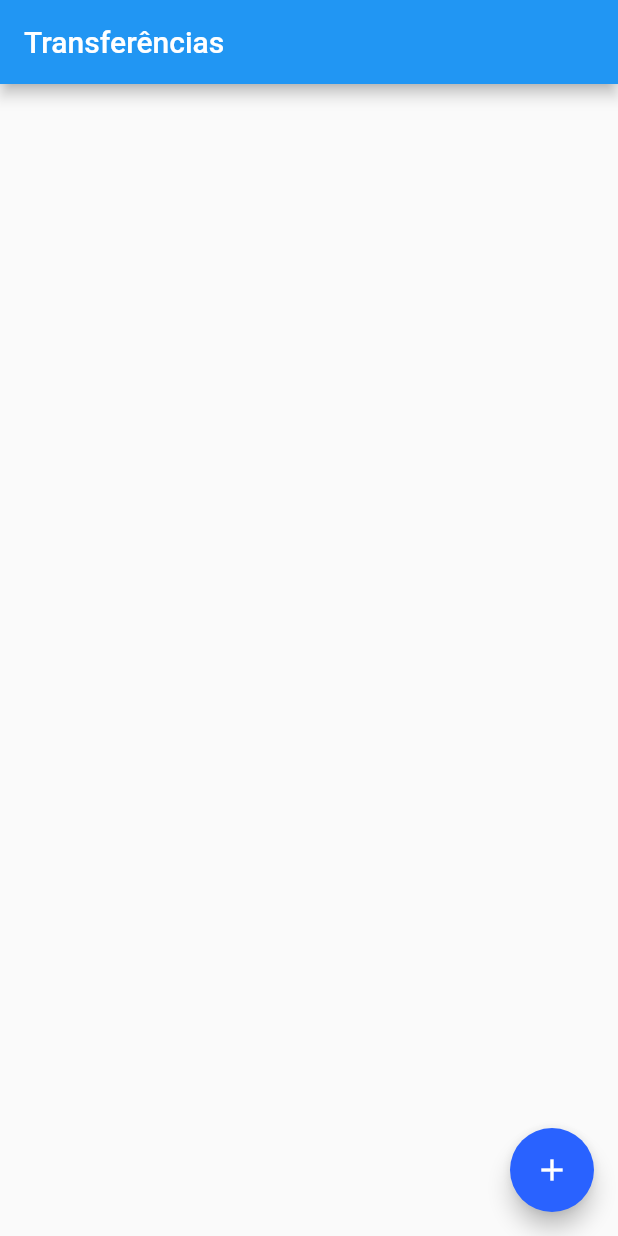
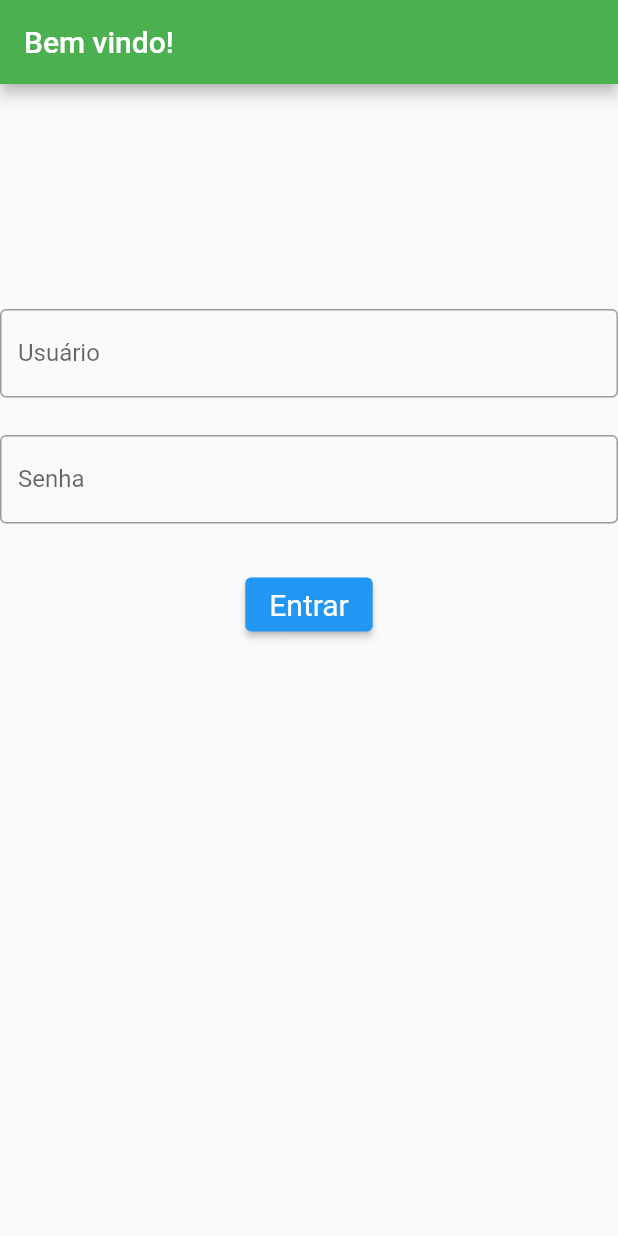
Before and after one commit to Italo-Castro/CyteBank, a Flutter app: the screen it shows after launch, on a phone screen of 412 x 824 dp. Run offline on Flutter 3.47's test engine with Material 2 defaults, Android fonts, the phone set to English and light mode, and no system bars.

Commit message:
colocando campos tela login

```diff
--- /dev/null
+++ b/lib/components/textPassWorld.dart
@@ -0,0 +1,16 @@
+import 'package:flutter/cupertino.dart';
+import 'package:flutter/material.dart';
+
+class TextPassWorld extends StatelessWidget {
+  @override
+  Widget build(BuildContext context) {
+   return TextField(
+     obscureText: true,
+     decoration: InputDecoration(
+       border: OutlineInputBorder(),
+       labelText: 'Senha',
+     ),
+   );
+  }
+
+}
--- /dev/null
+++ b/lib/components/textUser.dart
@@ -0,0 +1,16 @@
+
+import 'package:flutter/cupertino.dart';
+import 'package:flutter/material.dart';
+
+class TextUser extends StatelessWidget {
+  @override
+  Widget build(BuildContext context) {
+    return TextField(
+      obscureText: false,
+      decoration: InputDecoration(
+        border: OutlineInputBorder(),
+        labelText: 'Usuário',
+      ),
+    );
+  }
+}
--- a/lib/main.dart
+++ b/lib/main.dart
@@ -1,3 +1,4 @@
+import 'package:bytebank/screens/login.dart';
 import 'package:bytebank/screens/transferencia/lista.dart';
 import 'package:flutter/material.dart';
 
@@ -17,7 +18,7 @@ class ByteBankApp extends StatelessWidget {
           textTheme: ButtonTextTheme.primary,
         ),
       ),
-        home:  ListaTransferencia(),
+        home:  login(),
     );
   }
 }
--- /dev/null
+++ b/lib/screens/login.dart
@@ -0,0 +1,61 @@
+import 'package:bytebank/screens/transferencia/lista.dart';
+import 'package:flutter/cupertino.dart';
+import 'package:flutter/material.dart';
+import '../../components/editor.dart';
+import '../components/button_login.dart';
+import '../components/textPassWorld.dart';
+import '../components/textUser.dart';
+
+class login extends StatelessWidget {
+  final ButtonStyle style = ElevatedButton.styleFrom(textStyle: const TextStyle(fontSize: 20));
+  final TextField _textUser = TextField();
+  @override
+  Widget build(BuildContext context) {
+    return Scaffold (
+        appBar: AppBar(
+          title: Text('Bem vindo!',textAlign: TextAlign.center,),
+          backgroundColor: Colors.green,
+        ),
+      body: SingleChildScrollView(
+        child: Column (
+          children: [
+            Container(
+              height: 150,
+            ),
+            TextUser(),
+            Container(
+              height: 25,
+            ),
+            TextPassWorld(),
+            Column(
+              mainAxisSize: MainAxisSize.min,
+              children: <Widget>[
+                const SizedBox(height: 30),
+                ElevatedButton(
+                  style: style,
+                  onPressed: () =>  ListaTransferencia() /*loginVerify(context)*/,
+                  child: const Text('Entrar'),
+                ),
+              ],
+            ),
+          ],
+        ),
+      )
+
+    );
+  }
+  void loginVerify(BuildContext context) {
+
+    final TextEditingController _textPassWorld = TextEditingController();
+    final user = _textUser;
+    final passworld = _textPassWorld;
+
+    if (user != null && user == 'italo' && passworld != null && passworld == '123'){
+      debugPrint('Logado');
+    } else {
+      debugPrint('Usuário ou senha invalidos');
+    }
+
+  }
+
+}
```
Also changed, not shown: lib/components/button_login.dart (added, +46 -0 lines), lib/screens/transferencia/formulario.dart (+21 -4 lines).
